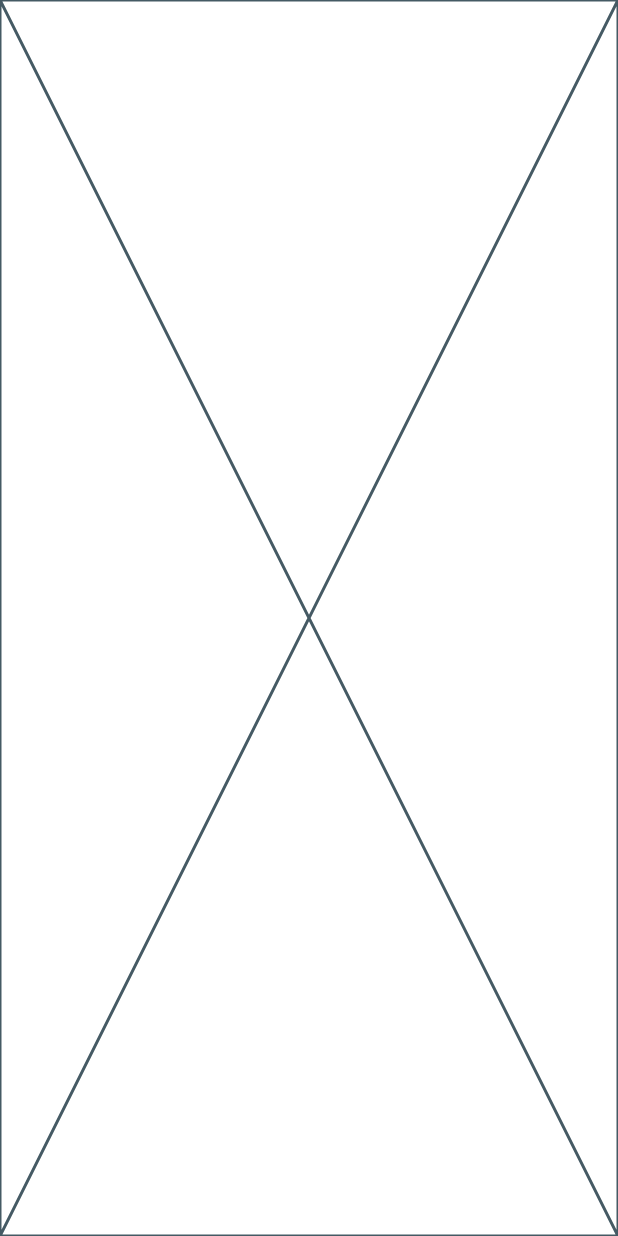
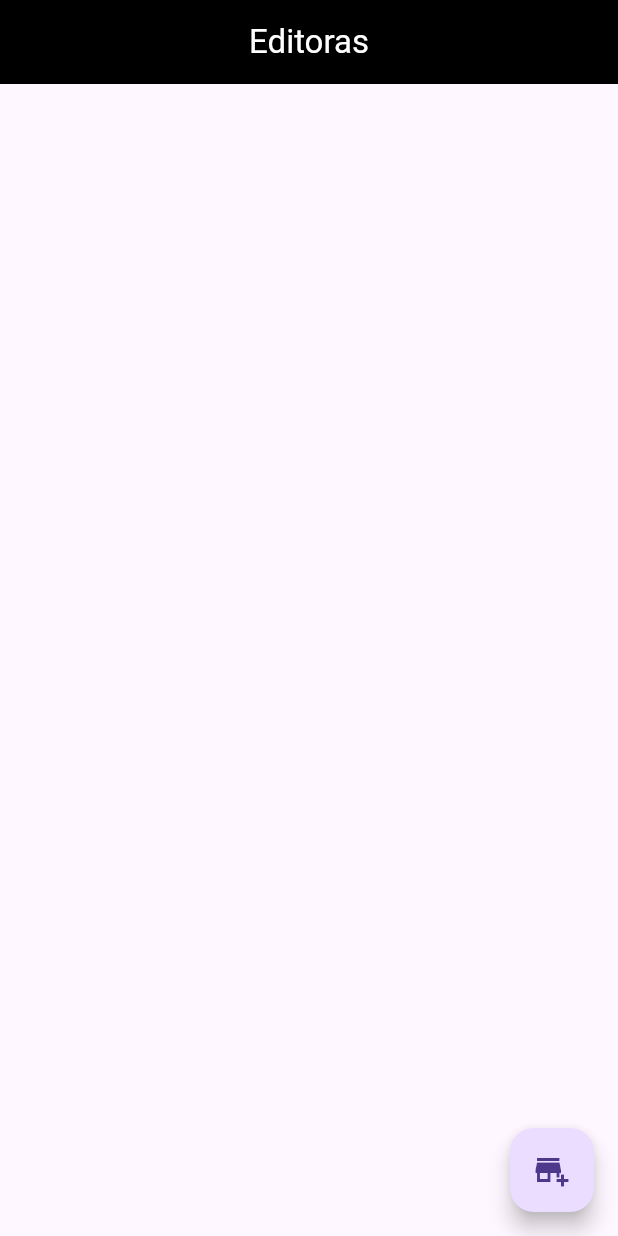
Before and after one commit to JGGrande/flutter-unialfa-aula-05, a Flutter app: the screen it shows after launch, on a phone screen of 412 x 824 dp. Run offline on Flutter 3.47's test engine with Material 3 defaults, Android fonts, the phone set to English and light mode, and no system bars; our stand-ins replace sqflite; accounts and stored records are empty.

```diff
--- /dev/null
+++ b/lib/blocs/editora_block.dart
@@ -0,0 +1,12 @@
+import 'package:aula05/ui/datasources.local/editora_helper.dart';
+import 'package:aula05/ui/models/editora.dart';
+
+class EditoraBloc {
+  final _editoraHelper = EditoraHelper();
+
+  Future<List<Editora>> getTodos() =>  _editoraHelper.getAll();
+
+
+
+
+}
--- a/lib/ui/extension/string_extension.dart
+++ b/lib/ui/extension/string_extension.dart
@@ -2,4 +2,8 @@ extension StringExtension on String {
   int toInt({ int vlrPadrao = 0 }) {
     return int.tryParse(this) ?? vlrPadrao;
   }
+
+  double toDouble({ double valueDefault = 0.0 }){
+    return double.tryParse(this) ?? valueDefault;
+  }
 }
--- a/lib/ui/pages/home_page.dart
+++ b/lib/ui/pages/home_page.dart
@@ -1,3 +1,7 @@
+import 'package:aula05/blocs/editora_block.dart';
+import 'package:aula05/ui/models/editora.dart';
+import 'package:aula05/ui/widgets/title_bar.dart';
+import 'package:flutter/cupertino.dart';
 import 'package:flutter/material.dart';
 
 class HomePage extends StatefulWidget {
@@ -10,6 +14,36 @@ class HomePage extends StatefulWidget {
 class _HomePageState extends State<HomePage> {
   @override
   Widget build(BuildContext context) {
-    return const Placeholder();
+    final _editoraBloc = EditoraBloc();
+
+    return Placeholder(
+      child: Scaffold(
+        appBar: TitleBar().show("Editoras"),
+        floatingActionButton: FloatingActionButton(
+          onPressed: () {},
+          child: const Icon(Icons.add_business),
+        ),
+        body: FutureBuilder(
+          future: _editoraBloc.getTodos(),
+          builder: (context, snapshot) {
+            switch(snapshot.connectionState){
+              case ConnectionState.none:
+              case ConnectionState.waiting:
+                return const CircularProgressIndicator();
+              default:
+                if(snapshot.hasError){
+                  return Text(snapshot.error.toString());
+                }
+                return _criarLista(snapshot.data!);
+            }
+          },
+        ),
+      ),
+    );
+  }
+  Widget _criarLista(List<Editora> listaEditoras){
+    return Container(
+
+    );
   }
 }
--- /dev/null
+++ b/lib/ui/widgets/title_bar.dart
@@ -0,0 +1,12 @@
+import 'package:flutter/material.dart';
+
+class TitleBar {
+  PreferredSizeWidget show(String text){
+    return AppBar(
+      title: Text(text),
+      centerTitle: true,
+      backgroundColor: Colors.black,
+      foregroundColor: Colors.white,
+    );
+  }
+}
```
Also changed, not shown: lib/ui/datasources.local/livro_helper.dart (+66 -2 lines), lib/ui/models/livro.dart (+20 -1 lines).
